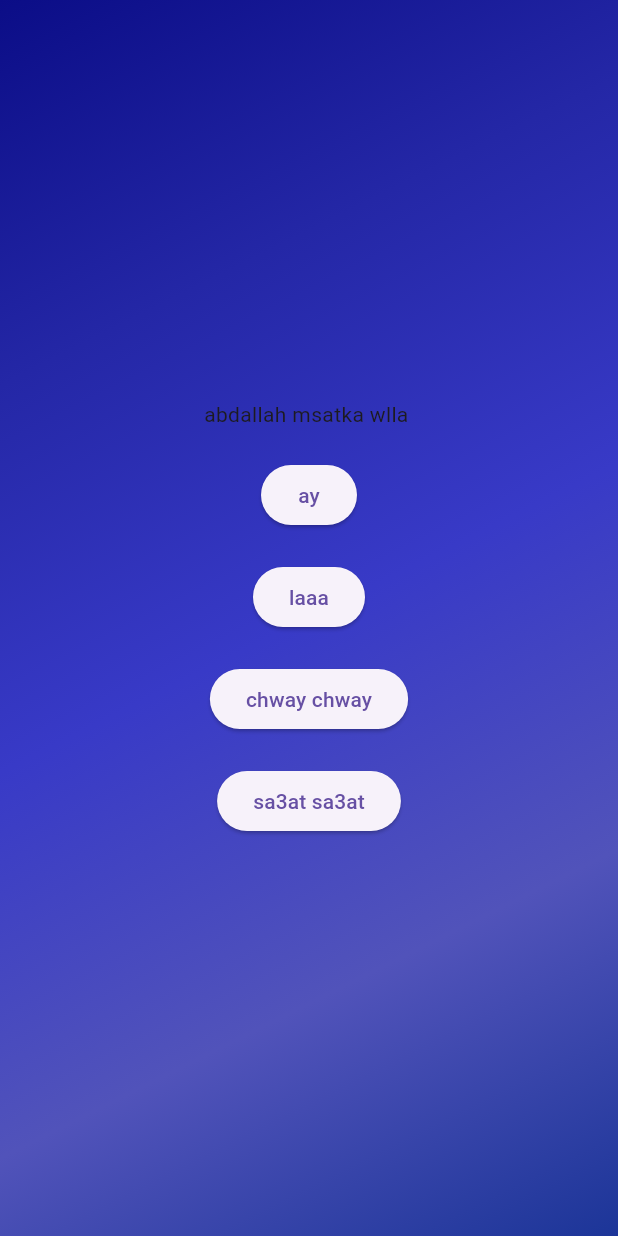
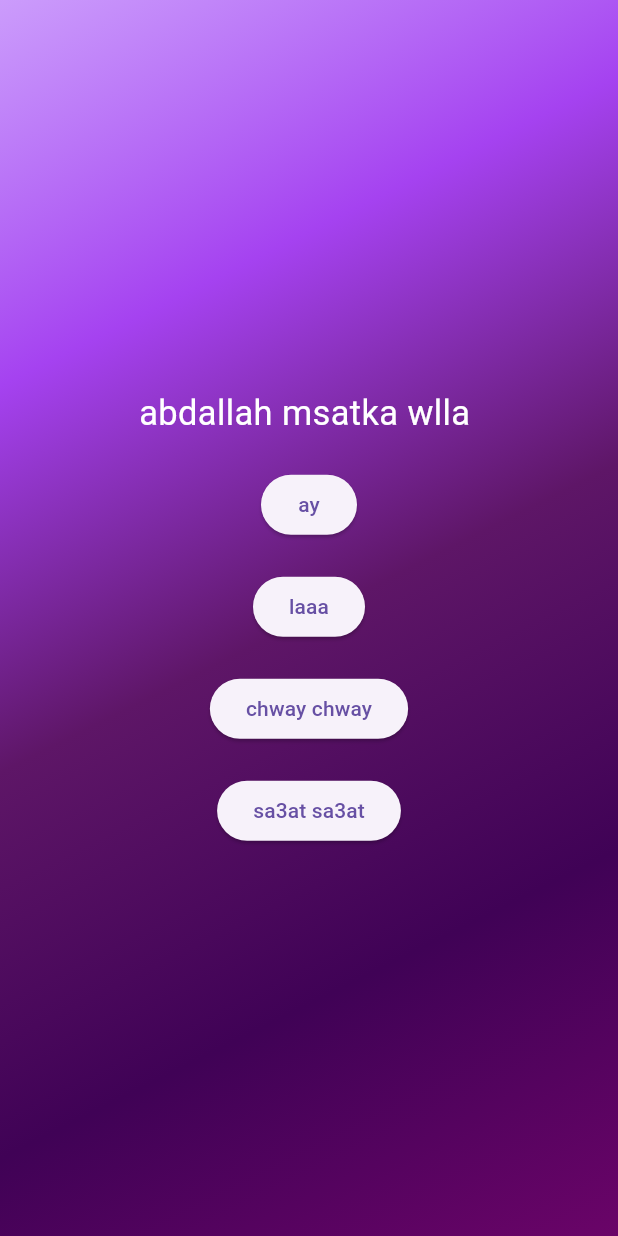
Before and after one commit to Chouikhi-abdallah/Learn-flutter, a Flutter app: the screen it shows after launch, after a tap on "Start Quizz", on a phone screen of 412 x 824 dp. Run offline on Flutter 3.47's test engine with Material 3 defaults, Android fonts, the phone set to English and light mode, and no system bars.

Commit message:
adding widgets

```diff
--- a/quizz_app/lib/widgets/questions_screen.dart
+++ b/quizz_app/lib/widgets/questions_screen.dart
@@ -27,7 +27,11 @@ class _QuestionScreenState extends State<QuestionsScreen>{
      child: Column(
       mainAxisAlignment: MainAxisAlignment.center,
       children: [
-        const Text('abdallah msatka wlla '),
+        const Text('abdallah msatka wlla ',
+        style: TextStyle(
+          color: Colors.white,
+          fontSize: 23,
+        ),),
         const SizedBox(height:20),
         ElevatedButton(onPressed: (){}, child: const Text('ay')),
         const SizedBox(height:20),
--- a/quizz_app/lib/widgets/quiz.dart
+++ b/quizz_app/lib/widgets/quiz.dart
@@ -40,8 +40,8 @@ class Quiz extends StatefulWidget{
       home:
       Scaffold(
         body:GradientContainer(const
-          [Color.fromARGB(255, 11, 13, 135),Color.fromARGB(255, 36, 39, 166),Color.fromARGB(255, 56, 58, 199)
-          ,Color.fromARGB(255, 81, 83, 186),Color.fromARGB(255, 28, 53, 152)]
+          [Color.fromRGBO(169, 94, 249, 0.597),Color.fromARGB(255, 165, 66, 240),Color.fromARGB(255, 94, 22, 103)
+          ,Color.fromARGB(255, 64, 2, 86),Color.fromARGB(255, 106, 4, 104)]
           , Alignment.topLeft
           , Alignment.bottomRight,
           activeScreen=='start-screen' ? Welcome(switchScreen):const QuestionsScreen())
```
Also changed, not shown: quizz_app/lib/widgets/answer_button.dart (added, +20 -0 lines).
